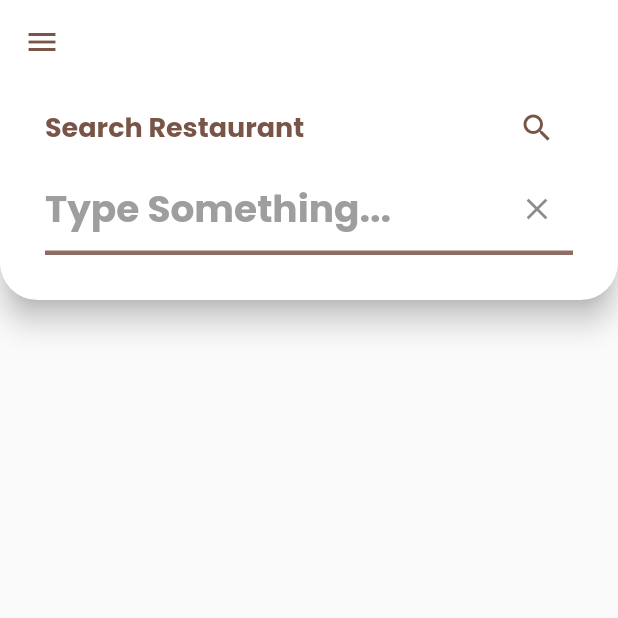
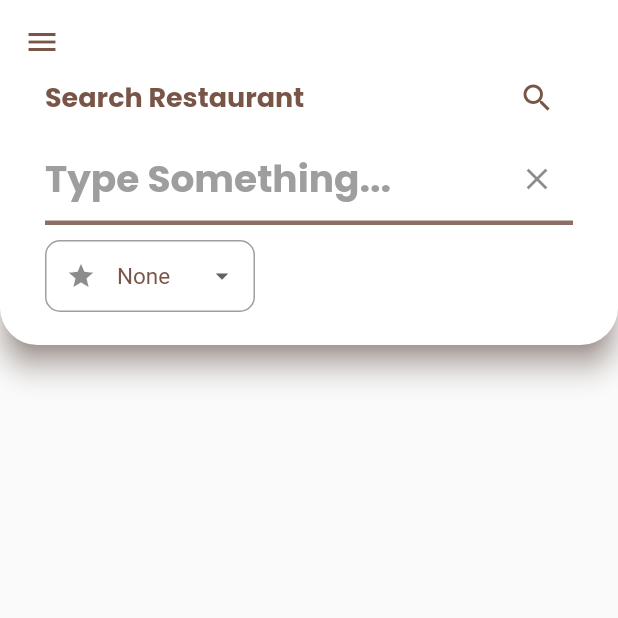
Before and after one commit to TahaMirza50/Bitesy, a Flutter app: the screen it shows once a user with an empty profile is signed in, on a phone screen of 412 x 824 dp, the top half of it. Run offline on Flutter 3.47's test engine with Material 2 defaults, Android fonts, the phone set to English and light mode, and no system bars; our stand-ins replace bloc, carousel_slider, cloud_firestore, email_validator, equatable, firebase_auth and 11 more; missing offline and left inert: flutter_facebook_auth, regexed_validator, twitter_login; accounts and stored records are empty.

Commit message:
Added search filter

```diff
--- a/lib/screens/search_page/bloc/search_page_bloc.dart
+++ b/lib/screens/search_page/bloc/search_page_bloc.dart
@@ -43,7 +43,7 @@ class SearchPageBloc extends Bloc<SearchPageEvent, SearchPageState> {
     await Future.delayed(const Duration(seconds: 2));
 
     final Response response =
-        await RestaurantRepository.fetchRestaurantByName(event.restaurantName);
+        await RestaurantRepository.fetchRestaurantByNameAndRating(event.restaurantName,event.currentRating);
 
     final ResponseUser responseUser = await UserRepository.fetchUserByEmail(
         FirebaseAuth.instance.currentUser!.email.toString());
--- a/lib/screens/search_page/bloc/search_page_event.dart
+++ b/lib/screens/search_page/bloc/search_page_event.dart
@@ -7,7 +7,8 @@ class SearchPageInitialEvent extends SearchPageEvent {}
 
 class SearchButtonPressedEvent extends SearchPageEvent {
   final String restaurantName;
-  SearchButtonPressedEvent(this.restaurantName);
+  final String currentRating;
+  SearchButtonPressedEvent(this.restaurantName,this.currentRating);
 }
 
 class NavigateToRestaurantPageEvent extends SearchPageEvent {
--- a/lib/screens/search_page/ui/search_page.dart
+++ b/lib/screens/search_page/ui/search_page.dart
@@ -2,6 +2,7 @@ import 'package:firebase_auth/firebase_auth.dart';
 import 'package:flutter/material.dart';
 import 'package:flutter_bloc/flutter_bloc.dart';
 import 'package:flutter_facebook_auth/flutter_facebook_auth.dart';
+import 'package:get/get.dart';
 import 'package:google_sign_in/google_sign_in.dart';
 import 'package:resturant_review_app/features/restaurant/presentation/ui/restaurant.dart';
 import 'package:resturant_review_app/constants/constants.dart';
@@ -21,6 +22,8 @@ class SearchPage extends StatefulWidget {
 
 class _SearchPageState extends State<SearchPage> {
   bool search = false;
+  String currentRating = 'None';
+
   final TextEditingController _restaurantName = TextEditingController();
   final SearchPageBloc searchPageBloc = SearchPageBloc();
 
@@ -49,7 +52,10 @@ class _SearchPageState extends State<SearchPage> {
             print("pushed");
             Navigator.push(
               context,
-                  MaterialPageRoute(builder: (context) => RestaurantPage(restaurantModel: navigateState.restaurantModel,)),
+              MaterialPageRoute(
+                  builder: (context) => RestaurantPage(
+                        restaurantModel: navigateState.restaurantModel,
+                      )),
             );
           }
         },
@@ -75,7 +81,9 @@ class _SearchPageState extends State<SearchPage> {
                     onRefresh: () async {
                       _restaurantName.clear();
                       search = false;
-                      searchPageBloc.add(SearchPageInitialEvent());},
+                      currentRating = 'None';
+                      searchPageBloc.add(SearchPageInitialEvent());
+                    },
                     child: ListView.builder(
                         itemCount: successState.restaurants.length,
                         itemBuilder: (context, index) {
@@ -107,12 +115,13 @@ class _SearchPageState extends State<SearchPage> {
 
   PreferredSize _buildAppBar(context) {
     return PreferredSize(
-      preferredSize: const Size.fromHeight(200.0),
+      preferredSize: const Size.fromHeight(230.0),
       child: SafeArea(
           child: Container(
               child: AppBar(
+        shadowColor: Colors.brown,
         flexibleSpace: Padding(
-          padding: const EdgeInsets.symmetric(vertical: 30, horizontal: 30),
+          padding: const EdgeInsets.only(bottom: 10,top: 30, right: 30,left: 30),
           child: Column(
             crossAxisAlignment: CrossAxisAlignment.start,
             mainAxisAlignment: MainAxisAlignment.end,
@@ -134,7 +143,7 @@ class _SearchPageState extends State<SearchPage> {
                       if (_restaurantName.text.isNotEmpty) {
                         search = true;
                         searchPageBloc.add(
-                            SearchButtonPressedEvent(_restaurantName.text));
+                            SearchButtonPressedEvent(_restaurantName.text,currentRating));
                       }
                     },
                   )
@@ -142,10 +151,7 @@ class _SearchPageState extends State<SearchPage> {
               ),
               TextField(
                 controller: _restaurantName,
-                style: const TextStyle(
-                    decoration: TextDecoration.none,
-                    color: Colors.brown,
-                    fontSize: 25),
+                style: const TextStyle(color: Colors.brown, fontSize: 25),
                 decoration: InputDecoration(
                     suffixIcon: IconButton(
                       onPressed: _restaurantName.clear,
@@ -166,6 +172,40 @@ class _SearchPageState extends State<SearchPage> {
                       borderSide:
                           BorderSide(width: 3, color: Colors.brown.shade400),
                     )),
+              ),
+              const SizedBox(
+                height: 10,
+              ),
+              Align(
+                alignment: Alignment.centerLeft,
+                child: SizedBox(
+                  height: 60,
+                  width: 140,
+                  child: DropdownButtonFormField(
+                    iconSize: 20,
+                    style: const TextStyle(color: Colors.brown, fontSize: 15),
+                    decoration: InputDecoration(
+                      contentPadding: const EdgeInsets.symmetric(
+                          horizontal: 10, vertical: 5),
+                      alignLabelWithHint: true,
+                      prefixIcon: const Icon(
+                        Icons.star,
+                        size: 20,
+                      ),
+                      border: OutlineInputBorder(
+                          borderRadius: BorderRadius.circular(10)),
+                    ),
+                    value: currentRating,
+                    onChanged: (value) {
+                      setState(() {
+                        currentRating = value as String;
+                      });
+                    },
+                    items: ['None', '1', '2', '3', '4', '5']
+                        .map((e) => DropdownMenuItem(child: Text(e), value: e))
+                        .toList(),
+                  ),
+                ),
               )
             ],
           ),
@@ -216,7 +256,8 @@ class _SearchPageState extends State<SearchPage> {
                         height: 100,
                         child: Image.network(
                           userModel.avatar,
-                          fit: BoxFit.cover,),
+                          fit: BoxFit.cover,
+                        ),
                       ),
                       const SizedBox(
                         height: 10,
@@ -293,7 +334,8 @@ class _SearchPageState extends State<SearchPage> {
                       height: 100,
                       child: Image.network(
                         userModel.avatar,
-                          fit: BoxFit.cover,),
+                        fit: BoxFit.cover,
+                      ),
                     ),
                     const SizedBox(
                       height: 10,
```
Also changed, not shown: lib/screens/search_page/repository/restaurant_repo.dart (+12 -3 lines). Lines whose indentation alone changed are shown as unchanged.
